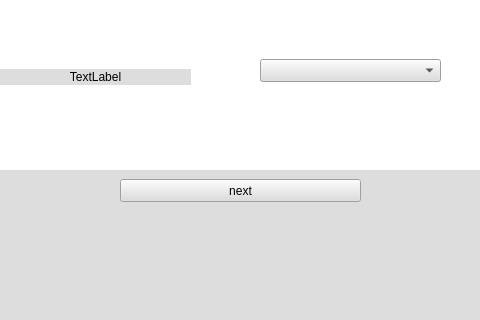
The window that mainwindow.ui (kolodziejpawel98/financial_report_app) describes before a commit, drawn with Qt 5; both pictures show x 540 to 1020 and y 251 to 571 of the 1300 by 700 pixel window.
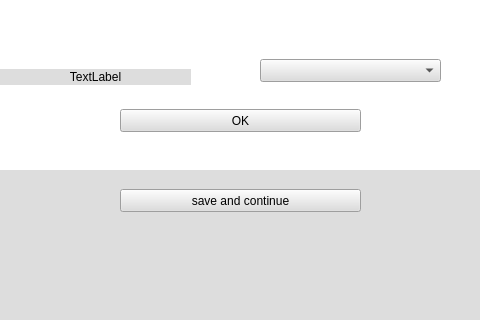
The same window after the commit. Icons and pictures are not drawn.

```diff
--- a/mainwindow.ui
+++ b/mainwindow.ui
@@ -133,7 +133,7 @@
       <property name="geometry">
        <rect>
         <x>660</x>
-        <y>430</y>
+        <y>440</y>
         <width>241</width>
         <height>23</height>
        </rect>
@@ -142,7 +142,7 @@
        <string notr="true">color: black;</string>
       </property>
       <property name="text">
-       <string>next</string>
+       <string>save and continue</string>
       </property>
      </widget>
      <widget class="QWidget" name="sidebar_3" native="true">
@@ -211,7 +211,7 @@
 box-shadow: 0px 7px 11px 0px rgba(0, 0, 0, 0.25);</string>
       </property>
      </widget>
-     <widget class="QLabel" name="label">
+     <widget class="QLabel" name="operationForSettingTagLabel">
       <property name="geometry">
        <rect>
         <x>540</x>
@@ -251,7 +251,7 @@
        </size>
       </property>
      </widget>
-     <widget class="QComboBox" name="comboBox">
+     <widget class="QComboBox" name="tagsDropDownList">
       <property name="geometry">
        <rect>
         <x>800</x>
@@ -264,13 +264,30 @@
        <string notr="true">color: black;</string>
       </property>
      </widget>
+     <widget class="QPushButton" name="acceptOperationTag">
+      <property name="geometry">
+       <rect>
+        <x>660</x>
+        <y>360</y>
+        <width>241</width>
+        <height>23</height>
+       </rect>
+      </property>
+      <property name="styleSheet">
+       <string notr="true">color: black;</string>
+      </property>
+      <property name="text">
+       <string>OK</string>
+      </property>
+     </widget>
      <zorder>nextPageButton</zorder>
      <zorder>sidebar_3</zorder>
      <zorder>loadXmlButtonLabel_2</zorder>
      <zorder>pageTopbar_3</zorder>
      <zorder>whiteBackground</zorder>
-     <zorder>label</zorder>
-     <zorder>comboBox</zorder>
+     <zorder>operationForSettingTagLabel</zorder>
+     <zorder>tagsDropDownList</zorder>
+     <zorder>acceptOperationTag</zorder>
     </widget>
     <widget class="QWidget" name="pageExpenses">
      <widget class="QWidget" name="sidebar_2" native="true">
```
